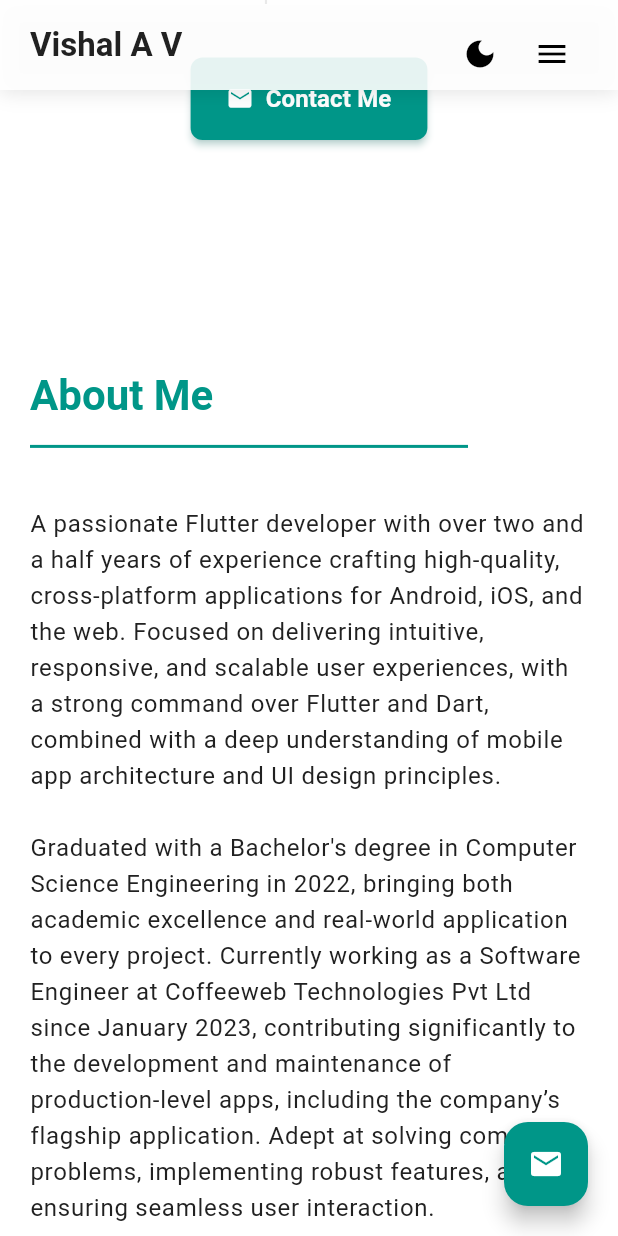
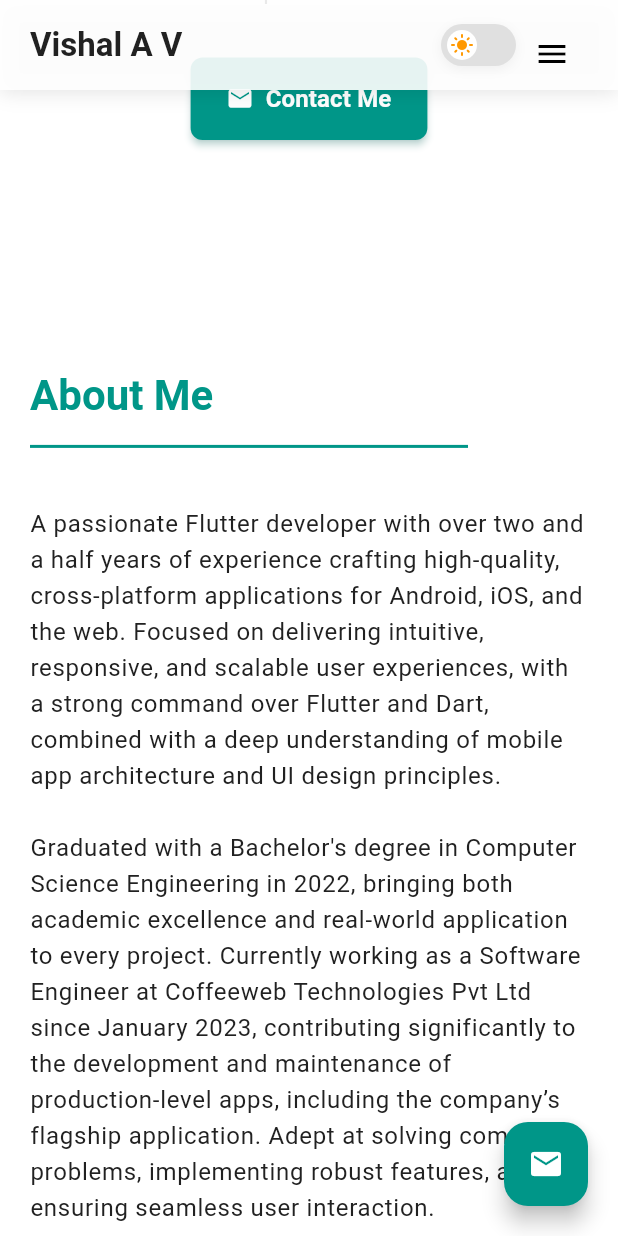
Before and after one commit to vishaal-dev/vishaal-dev.github.io, a Flutter app: the screen it shows after launch, scrolled down 576 dp, on a phone screen of 412 x 824 dp. Run offline on Flutter 3.47's test engine with Material 3 defaults, Android fonts, the light colour scheme and no system bars; our stand-ins replace get; Roboto replaces fonts that are missing (Poppins).

Commit message:
portfolio page made responsive for all screen width

```diff
--- a/lib/app_constants.dart
+++ b/lib/app_constants.dart
@@ -92,7 +92,7 @@ class AppConstants {
       'description': 'A comprehensive mobile application built with Flutter for both Android and iOS platforms. '
           'The app features a modern UI, real-time data synchronization, and seamless user experience.',
       'role': 'Lead Flutter Developer',
-      'technologies': ['Flutter', 'Dart', 'GetX', 'Firebase', 'RESTFUL APIs'],
+      'technologies': ['Flutter', 'Dart', 'GetX', 'Firebase', 'REST APIs'],
       'image': 'assets/images/coffeeweb_app.png'
     }
   ];
--- a/lib/views/home_view.dart
+++ b/lib/views/home_view.dart
@@ -113,14 +113,7 @@ class HomeView extends StatelessWidget {
                                     _buildNavItem(context, 'Services', 3, appController),
                                     _buildNavItem(context, 'Contact', 4, appController),
                                     const SizedBox(width: 16),
-                                    IconButton(
-                                      icon: Icon(
-                                        themeController.isDarkMode.value
-                                            ? Icons.light_mode
-                                            : Icons.dark_mode,
-                                      ),
-                                      onPressed: () => themeController.toggleTheme(),
-                                    ),
+                                    _buildThemeToggleButton(themeController),
                                   ],
                                 ),
 
@@ -128,14 +121,7 @@ class HomeView extends StatelessWidget {
                               if (ResponsiveHelper.isMobile(context))
                                 Row(
                                   children: [
-                                    IconButton(
-                                      icon: Icon(
-                                        themeController.isDarkMode.value
-                                            ? Icons.light_mode
-                                            : Icons.dark_mode,
-                                      ),
-                                      onPressed: () => themeController.toggleTheme(),
-                                    ),
+                                    _buildThemeToggleButton(themeController),
                                     IconButton(
                                       icon: const Icon(Icons.menu),
                                       onPressed: () => _showMobileMenu(context, appController),
@@ -250,4 +236,64 @@ class HomeView extends StatelessWidget {
       ),
     );
   }
+
+  Widget _buildThemeToggleButton(ThemeController controller) {
+    return Obx(() {
+      final isDark = controller.isDarkMode.value;
+      return GestureDetector(
+        onTap: controller.toggleTheme,
+        child: AnimatedContainer(
+          duration: const Duration(milliseconds: 400),
+          curve: Curves.easeInOut,
+          width: 50,
+          height: 28,
+          padding: const EdgeInsets.all(4),
+          decoration: BoxDecoration(
+            borderRadius: BorderRadius.circular(20),
+            color: isDark ? Colors.grey.shade800 : Colors.grey.shade300,
+            boxShadow: [
+              BoxShadow(
+                color: Colors.black.withOpacity(0.05),
+                blurRadius: 6,
+                offset: const Offset(0, 2),
+              ),
+            ],
+          ),
+          child: Stack(
+            children: [
+              AnimatedAlign(
+                duration: const Duration(milliseconds: 400),
+                alignment: isDark ? Alignment.centerRight : Alignment.centerLeft,
+                child: Container(
+                  width: 20,
+                  height: 20,
+                  decoration: const BoxDecoration(
+                    shape: BoxShape.circle,
+                    color: Colors.white,
+                  ),
+                  child: Center(
+                    child: AnimatedSwitcher(
+                      duration: const Duration(milliseconds: 300),
+                      transitionBuilder: (child, animation) {
+                        return FadeTransition(
+                          opacity: animation,
+                          child: ScaleTransition(scale: animation, child: child),
+                        );
+                      },
+                      child: Icon(
+                        isDark ? Icons.dark_mode : Icons.light_mode,
+                        key: ValueKey<bool>(isDark),
+                        color: isDark ? Colors.black : Colors.orange,
+                        size: 16,
+                      ),
+                    ),
+                  ),
+                ),
+              ),
+            ],
+          ),
+        ),
+      );
+    });
+  }
 }
--- a/lib/views/sections/about_section.dart
+++ b/lib/views/sections/about_section.dart
@@ -248,8 +248,8 @@ class _AboutSectionState extends State<AboutSection> {
     final int crossAxisCount = ResponsiveHelper.isMobile(context)
         ? 1
         : ResponsiveHelper.isTablet(context)
-            ? 2
-            : 3;
+            ? 1
+            : 2;
 
     return GridView.builder(
       shrinkWrap: true,
--- a/lib/views/sections/portfolio_section.dart
+++ b/lib/views/sections/portfolio_section.dart
@@ -85,7 +85,7 @@ class _PortfolioSectionState extends State<PortfolioSection> {
     final int crossAxisCount = ResponsiveHelper.isMobile(context)
         ? 1
         : ResponsiveHelper.isTablet(context)
-            ? 2
+            ? 1
             : 2;
 
     return GridView.builder(
@@ -93,9 +93,9 @@ class _PortfolioSectionState extends State<PortfolioSection> {
       physics: const NeverScrollableScrollPhysics(),
       gridDelegate: SliverGridDelegateWithFixedCrossAxisCount(
         crossAxisCount: crossAxisCount,
-        crossAxisSpacing: 24,
+        crossAxisSpacing: 14,
         mainAxisSpacing: 24,
-        childAspectRatio: ResponsiveHelper.isMobile(context) ? 0.8 : 1.0,
+        childAspectRatio: ResponsiveHelper.isMobile(context) ? 1.0 : 1.0,
       ),
       itemCount: AppConstants.projects.length,
       itemBuilder: (context, index) {
--- a/pubspec.yaml
+++ b/pubspec.yaml
@@ -36,6 +36,7 @@ dependencies:
   cupertino_icons: ^1.0.8
   get: ^4.7.2
   url_launcher: ^6.3.1
+  responsive_card: ^0.0.4
 
 dev_dependencies:
   flutter_test:
```
Also changed, not shown: pubspec.lock, 2 other files.
